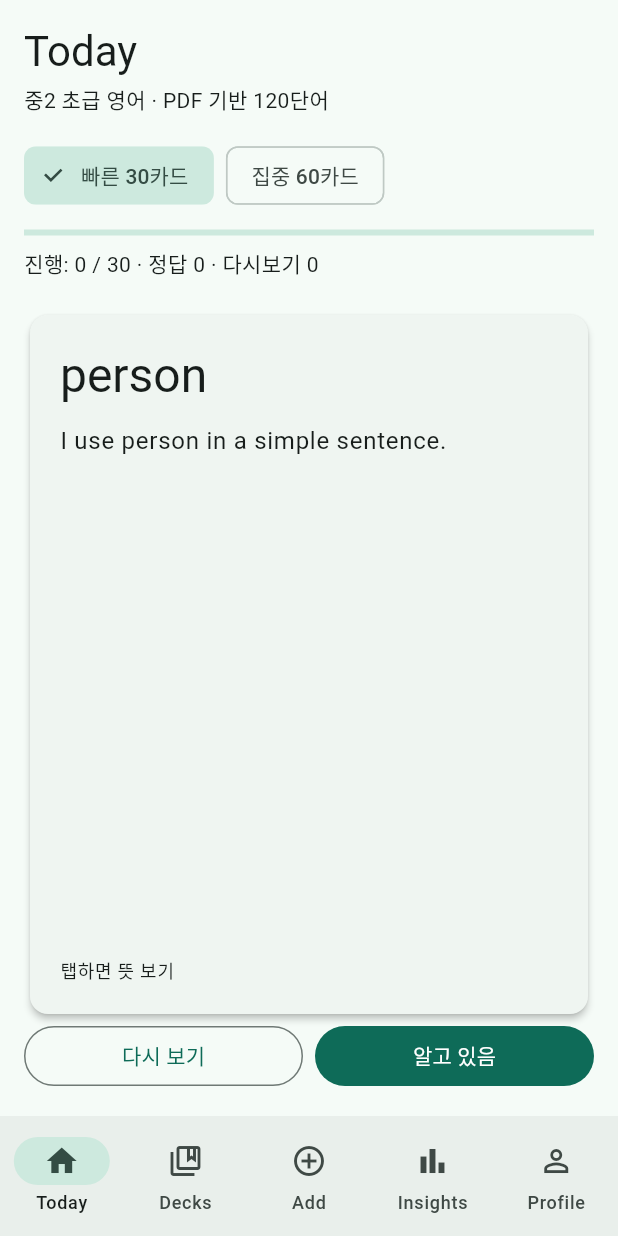
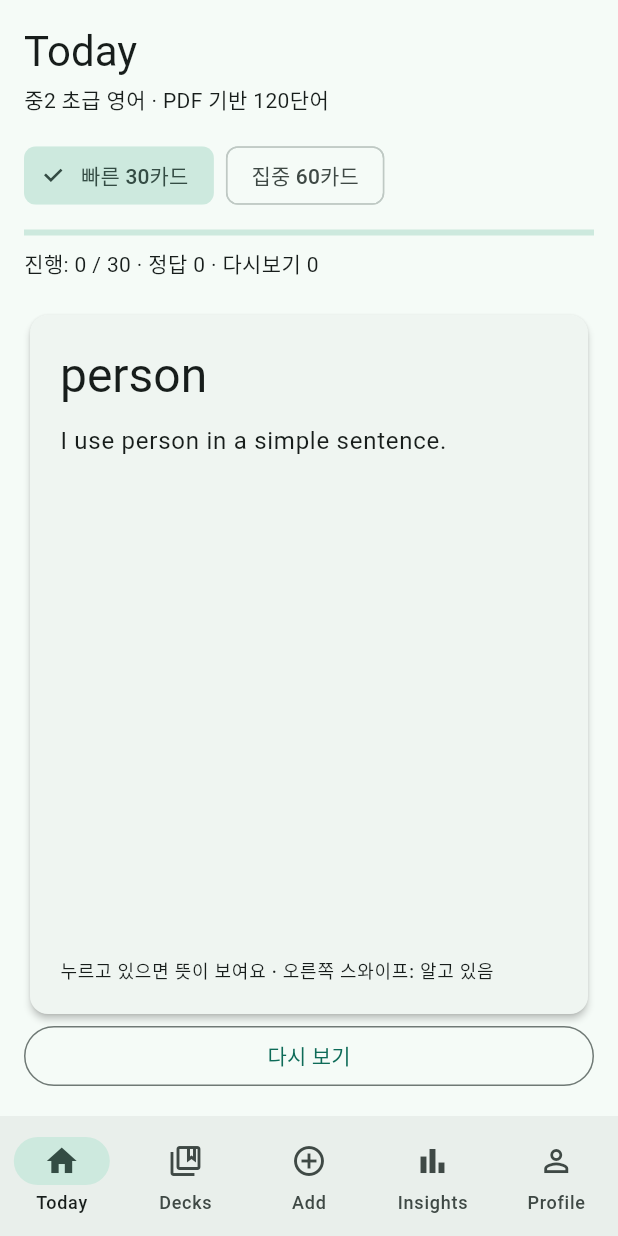
Before and after one commit to 0807ksc/repeato, a Flutter app: the screen it shows after launch, on a phone screen of 412 x 824 dp. Run offline on Flutter 3.47's test engine with Material 3 defaults, Android fonts, the phone set to English and light mode, and no system bars.

Commit message:
Change reveal to press-and-hold; swipe right for known; keep only Again button

```diff
--- a/app/lib/main.dart
+++ b/app/lib/main.dart
@@ -308,9 +308,18 @@ class _TodayScreenState extends State<TodayScreen> {
                   const SizedBox(height: 20),
                   if (!done)
                     Expanded(
-                      child: InkWell(
-                        onTap: () => setState(() => _showMeaning = !_showMeaning),
-                        borderRadius: BorderRadius.circular(16),
+                      child: GestureDetector(
+                        // Press-and-hold to reveal the meaning; release to hide.
+                        onTapDown: (_) => setState(() => _showMeaning = true),
+                        onTapUp: (_) => setState(() => _showMeaning = false),
+                        onTapCancel: () => setState(() => _showMeaning = false),
+                        // Swipe right = "알고 있음" (known).
+                        onHorizontalDragEnd: (details) {
+                          final vx = details.velocity.pixelsPerSecond.dx;
+                          if (vx > 400) {
+                            _answer(true);
+                          }
+                        },
                         child: SizedBox(
                           width: double.infinity,
                           child: Card(
@@ -331,7 +340,9 @@ class _TodayScreenState extends State<TodayScreen> {
                                   ),
                                   const Spacer(),
                                   Text(
-                                    _showMeaning ? '탭하면 영어 단어 보기' : '탭하면 뜻 보기',
+                                    _showMeaning
+                                        ? '누르고 있으면 뜻이 보여요'
+                                        : '누르고 있으면 뜻이 보여요 · 오른쪽 스와이프: 알고 있음',
                                     style: Theme.of(context).textTheme.labelMedium,
                                   ),
                                 ],
@@ -368,22 +379,12 @@ class _TodayScreenState extends State<TodayScreen> {
                       ),
                     ),
                   if (!done)
-                    Row(
-                      children: [
-                        Expanded(
-                          child: OutlinedButton(
-                            onPressed: () => _answer(false),
-                            child: const Text('다시 보기'),
-                          ),
-                        ),
-                        const SizedBox(width: 8),
-                        Expanded(
-                          child: FilledButton(
-                            onPressed: () => _answer(true),
-                            child: const Text('알고 있음'),
-                          ),
-                        ),
-                      ],
+                    SizedBox(
+                      width: double.infinity,
+                      child: OutlinedButton(
+                        onPressed: () => _answer(false),
+                        child: const Text('다시 보기'),
+                      ),
                     ),
                 ],
               ),
```
